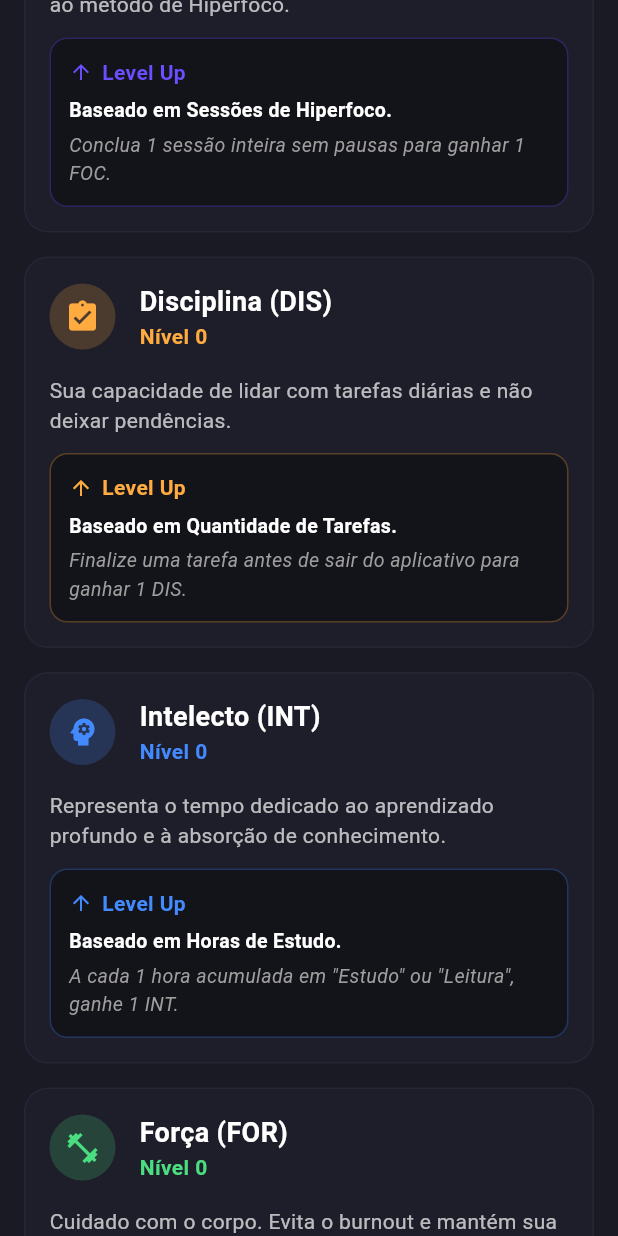
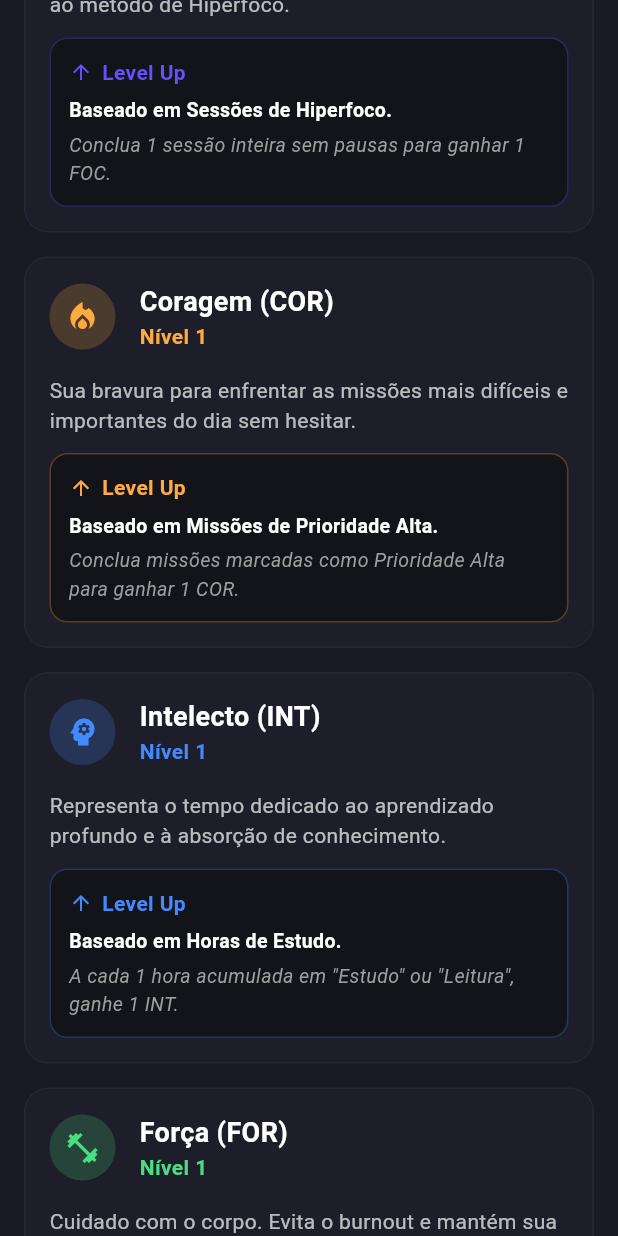
Before and after one commit to Rotina-do-heroi/APP, a Flutter app: the TelaEstatisticas screen opened directly, scrolled down 576 dp, on a phone screen of 412 x 824 dp. Run offline on Flutter 3.47's test engine with Material 3 defaults, Android fonts, the phone set to English and light mode, and no system bars; our stand-ins replace shared_preferences, wakelock_plus; missing offline and left inert: tutorial_coach_mark; accounts and stored records are empty; network calls fail.

Commit message:
atualizando atributos, fazendo o sistema de xp funcionar

```diff
--- a/lib/screens/tela_estatisticas.dart
+++ b/lib/screens/tela_estatisticas.dart
@@ -2,7 +2,7 @@ import 'package:flutter/material.dart';
 import 'package:shared_preferences/shared_preferences.dart';
 import 'dart:math' show pi, cos, sin;
 import 'package:tutorial_coach_mark/tutorial_coach_mark.dart';
-import '../services/estatisticas_service.dart';
+import '../services/perfil_service.dart';
 
 class TelaEstatisticas extends StatefulWidget {
   const TelaEstatisticas({super.key});
@@ -141,17 +141,18 @@ class _TelaEstatisticasState extends State<TelaEstatisticas> {
 
   Future<void> _fetchEstatisticas() async {
     try {
-      // Acessando a API de Estatísticas pelo método estático
-      final estatisticas = await EstatisticasService.buscarEstatisticas();
+      // Utiliza o PerfilService que já busca e mescla os dados da API Geral do RPG
+      final perfilData = await PerfilService.buscarPerfil();
+      final estatisticas = perfilData['estatisticas'];
 
       if (!mounted) return;
 
       setState(() {
-        focValue = estatisticas['foco'] ?? 0;
-        disValue = estatisticas['disciplina'] ?? 0;
-        intValue = estatisticas['intelecto'] ?? 0;
-        forValue = estatisticas['forca'] ?? 0;
-        conValue = estatisticas['consistencia'] ?? 0;
+        focValue = double.tryParse(estatisticas['foco'].toString()) ?? 0;
+        disValue = double.tryParse(estatisticas['disciplina'].toString()) ?? 0;
+        intValue = double.tryParse(estatisticas['intelecto'].toString()) ?? 0;
+        forValue = double.tryParse(estatisticas['forca'].toString()) ?? 0;
+        conValue = double.tryParse(estatisticas['consistencia'].toString()) ?? 0;
         _isLoading = false;
       });
     } catch (e) {
@@ -224,7 +225,7 @@ class _TelaEstatisticasState extends State<TelaEstatisticas> {
                     size: const Size(250, 250),
                     painter: RadarChartPainter(
                       valores: [focValue, disValue, intValue, forValue, conValue],
-                      labels: ['FOC', 'DIS', 'INT', 'FOR', 'CON'],
+                      labels: ['FOC', 'COR', 'INT', 'FOR', 'CON'],
                       corPrimaria: const Color(0xFF6B4EFF),
                       corFundo: isDark ? const Color(0xFF252536) : Colors.grey.shade300,
                       corTextoLabel: corTextoPrincipal,
@@ -250,21 +251,21 @@ class _TelaEstatisticasState extends State<TelaEstatisticas> {
                       nome: 'Foco',
                       icone: Icons.my_location,
                       cor: const Color(0xFF6B4EFF),
-                      level: (focValue / 10).floor(),
+                      level: (focValue / 10).floor() + 1, // Começa no Nível 1
                       descricao: 'Mede a qualidade da sua concentração e o respeito ao método de Hiperfoco.',
                       criterio: 'Baseado em Sessões de Hiperfoco.',
                     exemplo: 'Conclua 1 sessão inteira sem pausas para ganhar 1 FOC.',
                       isDark: isDark,
                     ),
                     _buildSkillCard(
-                      sigla: 'DIS',
-                      nome: 'Disciplina',
-                      icone: Icons.assignment_turned_in,
+                      sigla: 'COR',
+                      nome: 'Coragem',
+                      icone: Icons.local_fire_department,
                       cor: Colors.orangeAccent,
-                      level: (disValue / 10).floor(),
-                      descricao: 'Sua capacidade de lidar com tarefas diárias e não deixar pendências.',
-                      criterio: 'Baseado em Quantidade de Tarefas.',
-                    exemplo: 'Finalize uma tarefa antes de sair do aplicativo para ganhar 1 DIS.',
+                      level: (disValue / 10).floor() + 1, // Começa no Nível 1
+                      descricao: 'Sua bravura para enfrentar as missões mais difíceis e importantes do dia sem hesitar.',
+                      criterio: 'Baseado em Missões de Prioridade Alta.',
+                      exemplo: 'Conclua missões marcadas como Prioridade Alta para ganhar 1 COR.',
                       isDark: isDark,
                     ),
                     _buildSkillCard(
@@ -272,7 +273,7 @@ class _TelaEstatisticasState extends State<TelaEstatisticas> {
                       nome: 'Intelecto',
                       icone: Icons.psychology,
                       cor: Colors.blueAccent,
-                      level: (intValue / 10).floor(),
+                      level: (intValue / 10).floor() + 1, // Começa no Nível 1
                       descricao: 'Representa o tempo dedicado ao aprendizado profundo e à absorção de conhecimento.',
                       criterio: 'Baseado em Horas de Estudo.',
                     exemplo: 'A cada 1 hora acumulada em "Estudo" ou "Leitura", ganhe 1 INT.',
@@ -283,7 +284,7 @@ class _TelaEstatisticasState extends State<TelaEstatisticas> {
                       nome: 'Força',
                       icone: Icons.fitness_center,
                       cor: const Color(0xFF4ADE80),
-                      level: (forValue / 10).floor(),
+                      level: (forValue / 10).floor() + 1, // Começa no Nível 1
                       descricao: 'Cuidado com o corpo. Evita o burnout e mantém sua saúde física.',
                       criterio: 'Baseado em Hábitos de Manutenção.',
                     exemplo: 'Complete uma missão relacionada a este atributo para ganhar 1 FOR.',
@@ -294,7 +295,7 @@ class _TelaEstatisticasState extends State<TelaEstatisticas> {
                       nome: 'Consistência',
                       icone: Icons.loop,
                       cor: Colors.redAccent,
-                      level: (conValue / 10).floor(),
+                      level: (conValue / 10).floor() + 1, // Começa no Nível 1
                       descricao: 'A constância e a capacidade de manter a rotina mesmo em dias desafiadores.',
                       criterio: 'Baseado em Streaks (Ofensivas).',
                     exemplo: 'Faça login e conclua pelo menos 1 missão no dia para ganhar 1 CON.',
@@ -472,12 +473,18 @@ class RadarChartPainter extends CustomPainter {
       textPainter.paint(canvas, Offset(xLabel - textPainter.width / 2, yLabel - textPainter.height / 2));
     }
 
+    // Encontra o maior atributo para escalar o gráfico dinamicamente (Mínimo de 10)
+    double maxValue = 10;
+    for (var v in valores) {
+      if (v > maxValue) maxValue = v;
+    }
+
     // 3. Desenhar a Área do Atributo Atual
     Path pathValor = Path();
     for (int i = 0; i < numPontos; i++) {
       double angulo = -pi / 2 + (2 * pi / numPontos) * i;
-      // O valor máximo é 100, então mapeamos de 0-100 para o raio.
-      double raioValor = radius * (valores[i] / 100);
+      // Escala o raio baseado no maxValue dinâmico
+      double raioValor = radius * (valores[i] / maxValue);
       double x = centerX + raioValor * cos(angulo);
       double y = centerY + raioValor * sin(angulo);
       if (i == 0) pathValor.moveTo(x, y);
--- a/lib/services/perfil_service.dart
+++ b/lib/services/perfil_service.dart
@@ -1,4 +1,5 @@
 import 'dart:convert';
+import 'package:flutter/foundation.dart';
 import 'package:http/http.dart' as http;
 import 'package:shared_preferences/shared_preferences.dart';
 
@@ -10,6 +11,7 @@ class PerfilService {
       final prefs = await SharedPreferences.getInstance();
       final token = prefs.getString('jwt_token') ?? '';
       final savedName = prefs.getString('user_name');
+      final userId = prefs.getString('user_id') ?? '';
 
       final response = await http.get(
         Uri.parse('$baseUrl/me'),
@@ -34,6 +36,12 @@ class PerfilService {
           emailUsuario = data['email'];
         }
 
+        // Dados iniciais pegos da API de Autenticação (Fallback)
+        int xpFinal = data['xp'] ?? 0;
+        int nivelFinal = data['nivel'] ?? 1;
+        int tituloEquipadoId = data['tituloEquipadoId'] ?? 1;
+        int itemEquipadoId = data['itemEquipadoId'] ?? 0;
+
         Map<String, String> estatisticasMap = {
           'foco': '0', 'disciplina': '0', 'intelecto': '0', 'forca': '0', 'consistencia': '0'
         };
@@ -46,14 +54,38 @@ class PerfilService {
           estatisticasMap['consistencia'] = data['estatisticas']['consistencia']?.toString() ?? '0';
         }
 
+        // NOVO: Busca os dados reais de RPG (XP, Nível e Atributos) da API Geral
+        try {
+          final geralUrl = 'https://api-geral-production.up.railway.app';
+          final heroResp = await http.get(
+            Uri.parse('$geralUrl/heroi?userId=$userId'),
+            headers: {'Content-Type': 'application/json', 'Authorization': 'Bearer $token'},
+          );
+          if (heroResp.statusCode == 200) {
+            final heroData = jsonDecode(heroResp.body);
+            xpFinal = heroData['xpAtual'] ?? xpFinal;
+            nivelFinal = heroData['nivelAtual'] ?? nivelFinal;
+            tituloEquipadoId = heroData['tituloId'] ?? tituloEquipadoId;
+            itemEquipadoId = heroData['itemAvatarId'] ?? itemEquipadoId;
+
+            estatisticasMap['foco'] = heroData['foco']?.toString() ?? estatisticasMap['foco']!;
+            estatisticasMap['disciplina'] = heroData['disciplina']?.toString() ?? estatisticasMap['disciplina']!;
+            estatisticasMap['intelecto'] = heroData['intelecto']?.toString() ?? estatisticasMap['intelecto']!;
+            estatisticasMap['forca'] = heroData['forca']?.toString() ?? estatisticasMap['forca']!;
+            estatisticasMap['consistencia'] = heroData['consistencia']?.toString() ?? estatisticasMap['consistencia']!;
+          }
+        } catch (e) {
+          debugPrint('Aviso: Falha ao buscar dados do RPG na API Geral: $e');
+        }
+
         List<dynamic> conquistasRecentes = data['tarefasConcluidas'] ?? data['conquistasRecentes'] ?? data['historico'] ?? [];
 
         return {
-          'nivel': data['nivel'] ?? 1,
-          'xp': data['xp'] ?? 0,
+          'nivel': nivelFinal,
+          'xp': xpFinal,
           'dataCriacao': data['createdAt'] ?? data['criadoEm'] ?? data['created_at'],
-          'tituloEquipadoId': data['tituloEquipadoId'] ?? 1,
-          'itemEquipadoId': data['itemEquipadoId'] ?? 0,
+          'tituloEquipadoId': tituloEquipadoId,
+          'itemEquipadoId': itemEquipadoId,
           'nomeUsuario': nomeUsuario,
           'emailUsuario': emailUsuario,
           'estatisticas': estatisticasMap,
--- a/lib/widgets/card_da_missao.dart
+++ b/lib/widgets/card_da_missao.dart
@@ -262,8 +262,6 @@ class _CardDaMissaoState extends State<CardDaMissao> {
                       spacing: 8,
                       runSpacing: 8,
                       children: [
-                        _buildBotaoAtributo('Foco', Icons.my_location, const Color(0xFF6B4EFF), setState, isDark),
-                        _buildBotaoAtributo('Disciplina', Icons.assignment_turned_in, Colors.orangeAccent, setState, isDark),
                         _buildBotaoAtributo('Intelecto', Icons.psychology, Colors.blueAccent, setState, isDark),
                         _buildBotaoAtributo('Força', Icons.fitness_center, const Color(0xFF4ADE80), setState, isDark),
                       ],
--- a/pubspec.yaml
+++ b/pubspec.yaml
@@ -37,6 +37,7 @@ dependencies:
   http: ^1.6.0
   shared_preferences: ^2.5.5
   tutorial_coach_mark: ^1.3.3
+  wakelock_plus: ^1.6.1
 
 dev_dependencies:
   flutter_test:
```
Also changed, not shown: lib/screens/tela_hiperfoco.dart (+83 -23 lines), lib/screens/tela_inicial.dart (+48 -4 lines), lib/screens/tela_perfil.dart (+11 -21 lines), lib/services/missao_service.dart (+123 -22 lines), 1 other file.
